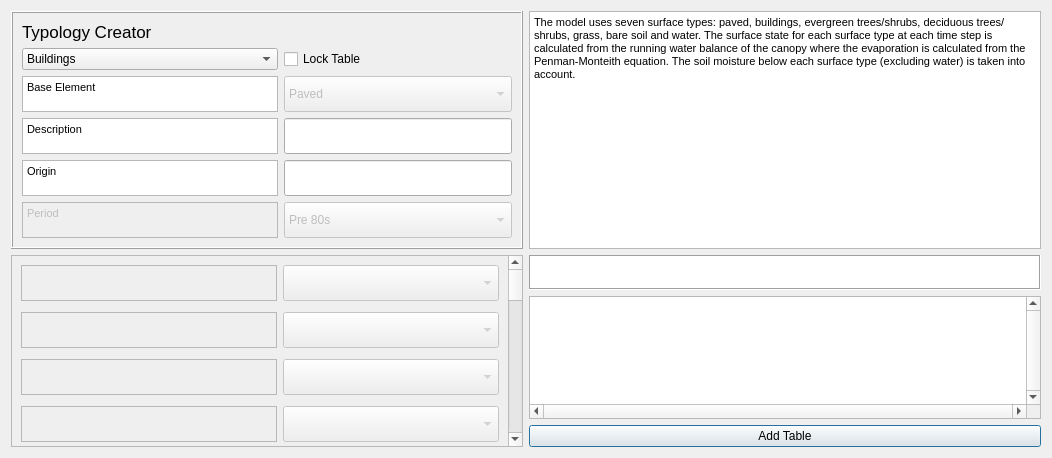
This is tabs/typology_creator_tab.ui in gusbacos/suews_database_manager as Qt 5 draws it before an edit. The edited form follows.
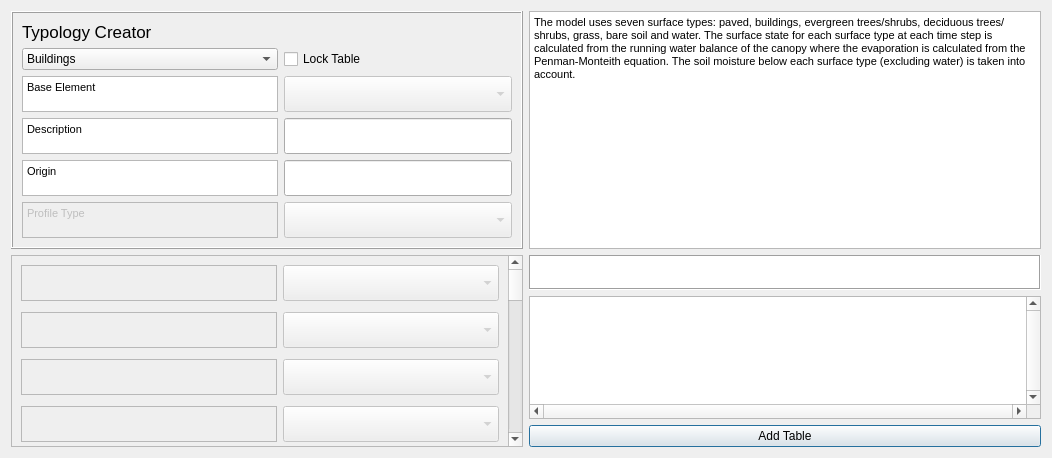
This is the edited form. Custom widgets are drawn as their Qt base class.

Patch:
```diff
--- a/tabs/typology_creator_tab.ui
+++ b/tabs/typology_creator_tab.ui
@@ -51,7 +51,7 @@
 &lt;html&gt;&lt;head&gt;&lt;meta name=&quot;qrichtext&quot; content=&quot;1&quot; /&gt;&lt;style type=&quot;text/css&quot;&gt;
 p, li { white-space: pre-wrap; }
 &lt;/style&gt;&lt;/head&gt;&lt;body style=&quot; font-family:'MS Shell Dlg 2'; font-size:8.25pt; font-weight:400; font-style:normal;&quot;&gt;
-&lt;p style=&quot; margin-top:0px; margin-bottom:0px; margin-left:0px; margin-right:0px; -qt-block-indent:0; text-indent:0px;&quot;&gt;&lt;span style=&quot; font-size:8pt;&quot;&gt;Period&lt;/span&gt;&lt;/p&gt;&lt;/body&gt;&lt;/html&gt;</string>
+&lt;p style=&quot; margin-top:0px; margin-bottom:0px; margin-left:0px; margin-right:0px; -qt-block-indent:0; text-indent:0px;&quot;&gt;&lt;span style=&quot; font-size:8pt;&quot;&gt;Profile Type&lt;/span&gt;&lt;/p&gt;&lt;/body&gt;&lt;/html&gt;</string>
         </property>
        </widget>
       </item>
@@ -193,11 +193,11 @@
          </size>
         </property>
         <property name="currentIndex">
-         <number>0</number>
+         <number>-1</number>
         </property>
         <item>
          <property name="text">
-          <string>Pre 80s</string>
+          <string>Default (Country profile)</string>
          </property>
         </item>
         <item>
@@ -252,7 +252,7 @@
          </size>
         </property>
         <property name="currentIndex">
-         <number>0</number>
+         <number>-1</number>
         </property>
         <item>
          <property name="text">
```
Left out of the diff: 13 changed lines with no effect on the pictures.
